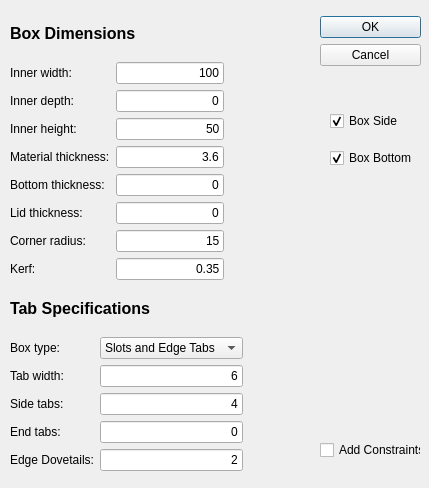
gharley/FreeCAD_Macros, file LivingHingeBox/Macro_LivingHingeBox.ui: the form before one commit.
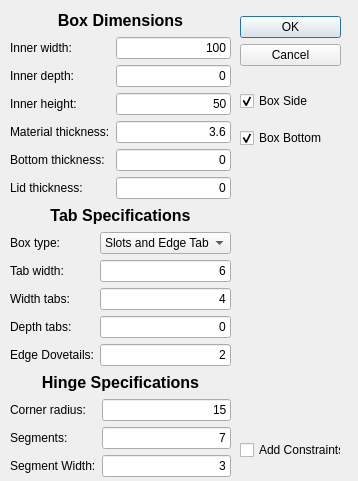
The form after the commit.

Commit message: abandoned attempt to calculate number and size of hinge segments.

The edit to the form file:
```diff
--- a/LivingHingeBox/Macro_LivingHingeBox.ui
+++ b/LivingHingeBox/Macro_LivingHingeBox.ui
@@ -6,8 +6,8 @@
    <rect>
     <x>0</x>
     <y>0</y>
-    <width>429</width>
-    <height>488</height>
+    <width>358</width>
+    <height>481</height>
    </rect>
   </property>
   <property name="windowTitle">
@@ -16,7 +16,7 @@
   <widget class="QDialogButtonBox" name="buttonBox">
    <property name="geometry">
     <rect>
-     <x>320</x>
+     <x>240</x>
      <y>10</y>
      <width>101</width>
      <height>61</height>
@@ -37,15 +37,15 @@
     <rect>
      <x>10</x>
      <y>10</y>
-     <width>301</width>
-     <height>461</height>
+     <width>221</width>
+     <height>472</height>
     </rect>
    </property>
    <layout class="QVBoxLayout" name="verticalLayout">
     <item>
      <widget class="QLabel" name="label">
       <property name="sizePolicy">
-       <sizepolicy hsizetype="Preferred" vsizetype="Preferred">
+       <sizepolicy hsizetype="Preferred" vsizetype="Fixed">
         <horstretch>0</horstretch>
         <verstretch>0</verstretch>
        </sizepolicy>
@@ -60,59 +60,13 @@
       <property name="text">
        <string>Box Dimensions</string>
       </property>
+      <property name="alignment">
+       <set>Qt::AlignCenter</set>
+      </property>
      </widget>
     </item>
     <item>
-     <layout class="QGridLayout" name="gridLayout" columnminimumwidth="100,0,0">
-      <item row="4" column="1">
-       <widget class="QLineEdit" name="bottomThickness">
-        <property name="toolTip">
-         <string>&lt;html&gt;&lt;head/&gt;&lt;body&gt;&lt;p&gt;Only necessary if bottom material is a different thickness than the sides. If set to 0, uses &lt;span style=&quot; font-style:italic;&quot;&gt;material thickness&lt;/span&gt;.&lt;/p&gt;&lt;/body&gt;&lt;/html&gt;</string>
-        </property>
-        <property name="text">
-         <string>0</string>
-        </property>
-        <property name="alignment">
-         <set>Qt::AlignRight|Qt::AlignTrailing|Qt::AlignVCenter</set>
-        </property>
-       </widget>
-      </item>
-      <item row="2" column="0">
-       <widget class="QLabel" name="label_4">
-        <property name="text">
-         <string>Inner height:</string>
-        </property>
-        <property name="scaledContents">
-         <bool>false</bool>
-        </property>
-        <property name="buddy">
-         <cstring>height</cstring>
-        </property>
-       </widget>
-      </item>
-      <item row="5" column="0">
-       <widget class="QLabel" name="label_16">
-        <property name="text">
-         <string>Lid thickness:</string>
-        </property>
-        <property name="buddy">
-         <cstring>lidThickness</cstring>
-        </property>
-       </widget>
-      </item>
-      <item row="5" column="1">
-       <widget class="QLineEdit" name="lidThickness">
-        <property name="toolTip">
-         <string>&lt;html&gt;&lt;head/&gt;&lt;body&gt;&lt;p&gt;Lid thickness is used to specify the distance from the top of the side to the top of the slots (if specified). If set to 0, uses &lt;span style=&quot; font-style:italic;&quot;&gt;material thickness&lt;/span&gt;.&lt;/p&gt;&lt;/body&gt;&lt;/html&gt;</string>
-        </property>
-        <property name="text">
-         <string>0</string>
-        </property>
-        <property name="alignment">
-         <set>Qt::AlignRight|Qt::AlignTrailing|Qt::AlignVCenter</set>
-        </property>
-       </widget>
-      </item>
+     <layout class="QGridLayout" name="gridLayout">
       <item row="1" column="0">
        <widget class="QLabel" name="label_3">
         <property name="text">
@@ -126,17 +80,20 @@
         </property>
        </widget>
       </item>
-      <item row="6" column="1">
-       <widget class="QLineEdit" name="radius">
+      <item row="1" column="1">
+       <widget class="QLineEdit" name="depth">
         <property name="toolTip">
          <string>&lt;html&gt;&lt;head/&gt;&lt;body&gt;&lt;p&gt;The radius of the corners of the box, 15 is a good starting value.  Smaller values have not been tested and could be problematic especially in thicker materials.  Larger values will result on mor hinge segments.&lt;/p&gt;&lt;/body&gt;&lt;/html&gt;</string>
         </property>
         <property name="text">
-         <string>15</string>
+         <string>0</string>
         </property>
         <property name="alignment">
          <set>Qt::AlignRight|Qt::AlignTrailing|Qt::AlignVCenter</set>
         </property>
+        <property name="placeholderText">
+         <string/>
+        </property>
        </widget>
       </item>
       <item row="0" column="0">
@@ -152,6 +109,45 @@
         </property>
        </widget>
       </item>
+      <item row="4" column="1">
+       <widget class="QLineEdit" name="bottomThickness">
+        <property name="toolTip">
+         <string>&lt;html&gt;&lt;head/&gt;&lt;body&gt;&lt;p&gt;Only necessary if bottom material is a different thickness than the sides. If set to 0, uses &lt;span style=&quot; font-style:italic;&quot;&gt;material thickness&lt;/span&gt;.&lt;/p&gt;&lt;/body&gt;&lt;/html&gt;</string>
+        </property>
+        <property name="text">
+         <string>0</string>
+        </property>
+        <property name="alignment">
+         <set>Qt::AlignRight|Qt::AlignTrailing|Qt::AlignVCenter</set>
+        </property>
+       </widget>
+      </item>
+      <item row="5" column="0">
+       <widget class="QLabel" name="label_16">
+        <property name="text">
+         <string>Lid thickness:</string>
+        </property>
+        <property name="buddy">
+         <cstring>lidThickness</cstring>
+        </property>
+       </widget>
+      </item>
+      <item row="3" column="1">
+       <widget class="QLineEdit" name="thickness">
+        <property name="toolTip">
+         <string>&lt;html&gt;&lt;head/&gt;&lt;body&gt;&lt;p&gt;The thickness of the box material, used to calculate tab and slot sizes.&lt;/p&gt;&lt;/body&gt;&lt;/html&gt;</string>
+        </property>
+        <property name="text">
+         <string>3.6</string>
+        </property>
+        <property name="alignment">
+         <set>Qt::AlignRight|Qt::AlignTrailing|Qt::AlignVCenter</set>
+        </property>
+        <property name="placeholderText">
+         <string/>
+        </property>
+       </widget>
+      </item>
       <item row="2" column="1">
        <widget class="QLineEdit" name="height">
         <property name="toolTip">
@@ -168,8 +164,8 @@
         </property>
        </widget>
       </item>
-      <item row="1" column="1">
-       <widget class="QLineEdit" name="depth">
+      <item row="5" column="1">
+       <widget class="QLineEdit" name="lidThickness">
         <property name="toolTip">
          <string>&lt;html&gt;&lt;head/&gt;&lt;body&gt;&lt;p&gt;Inside dimension of the short side of the box.  The outer dimension will vary with material thickness.  If set to 0, uses &lt;span style=&quot; font-style:italic;&quot;&gt;inner width&lt;/span&gt;.&lt;/p&gt;&lt;/body&gt;&lt;/html&gt;</string>
         </property>
@@ -178,48 +174,6 @@
         </property>
         <property name="alignment">
          <set>Qt::AlignRight|Qt::AlignTrailing|Qt::AlignVCenter</set>
-        </property>
-        <property name="placeholderText">
-         <string/>
-        </property>
-       </widget>
-      </item>
-      <item row="3" column="0">
-       <widget class="QLabel" name="label_5">
-        <property name="text">
-         <string>Material thickness:</string>
-        </property>
-        <property name="scaledContents">
-         <bool>false</bool>
-        </property>
-        <property name="buddy">
-         <cstring>thickness</cstring>
-        </property>
-       </widget>
-      </item>
-      <item row="3" column="1">
-       <widget class="QLineEdit" name="thickness">
-        <property name="toolTip">
-         <string>&lt;html&gt;&lt;head/&gt;&lt;body&gt;&lt;p&gt;The thickness of the box material, used to calculate tab and slot sizes.&lt;/p&gt;&lt;/body&gt;&lt;/html&gt;</string>
-        </property>
-        <property name="text">
-         <string>3.6</string>
-        </property>
-        <property name="alignment">
-         <set>Qt::AlignRight|Qt::AlignTrailing|Qt::AlignVCenter</set>
-        </property>
-        <property name="placeholderText">
-         <string/>
-        </property>
-       </widget>
-      </item>
-      <item row="6" column="0">
-       <widget class="QLabel" name="label_17">
-        <property name="text">
-         <string>Corner radius:</string>
-        </property>
-        <property name="buddy">
-         <cstring>radius</cstring>
         </property>
        </widget>
       </item>
@@ -233,19 +187,6 @@
         </property>
        </widget>
       </item>
-      <item row="1" column="2">
-       <spacer name="horizontalSpacer">
-        <property name="orientation">
-         <enum>Qt::Horizontal</enum>
-        </property>
-        <property name="sizeHint" stdset="0">
-         <size>
-          <width>60</width>
-          <height>20</height>
-         </size>
-        </property>
-       </spacer>
-      </item>
       <item row="0" column="1">
        <widget class="QLineEdit" name="width">
         <property name="toolTip">
@@ -262,20 +203,26 @@
         </property>
        </widget>
       </item>
-      <item row="7" column="1">
-       <widget class="QLineEdit" name="kerf">
+      <item row="2" column="0">
+       <widget class="QLabel" name="label_4">
         <property name="text">
-         <string>0.35</string>
+         <string>Inner height:</string>
         </property>
-        <property name="alignment">
-         <set>Qt::AlignRight|Qt::AlignTrailing|Qt::AlignVCenter</set>
+        <property name="scaledContents">
+         <bool>false</bool>
+        </property>
+        <property name="buddy">
+         <cstring>height</cstring>
         </property>
        </widget>
       </item>
-      <item row="7" column="0">
-       <widget class="QLabel" name="label_11">
+      <item row="3" column="0">
+       <widget class="QLabel" name="label_5">
         <property name="text">
-         <string>Kerf:</string>
+         <string>Material thickness:</string>
+        </property>
+        <property name="scaledContents">
+         <bool>false</bool>
         </property>
         <property name="buddy">
          <cstring>kerf</cstring>
@@ -287,7 +234,7 @@
     <item>
      <widget class="QLabel" name="label_6">
       <property name="sizePolicy">
-       <sizepolicy hsizetype="Preferred" vsizetype="Preferred">
+       <sizepolicy hsizetype="Preferred" vsizetype="Fixed">
         <horstretch>0</horstretch>
         <verstretch>0</verstretch>
        </sizepolicy>
@@ -305,23 +252,13 @@
       <property name="text">
        <string>Tab Specifications</string>
       </property>
+      <property name="alignment">
+       <set>Qt::AlignCenter</set>
+      </property>
      </widget>
     </item>
     <item>
-     <layout class="QGridLayout" name="gridLayout_2" rowstretch="0,0,0,0,0,0,0,0,0,0,0,0,0,0,0">
-      <item row="6" column="0">
-       <widget class="QLabel" name="label_10">
-        <property name="text">
-         <string>Tab width:</string>
-        </property>
-        <property name="scaledContents">
-         <bool>false</bool>
-        </property>
-        <property name="buddy">
-         <cstring>tabWidth</cstring>
-        </property>
-       </widget>
-      </item>
+     <layout class="QGridLayout" name="gridLayout_2">
       <item row="1" column="0">
        <widget class="QLabel" name="label_7">
         <property name="text">
@@ -335,6 +272,19 @@
         </property>
        </widget>
       </item>
+      <item row="6" column="0">
+       <widget class="QLabel" name="label_10">
+        <property name="text">
+         <string>Tab width:</string>
+        </property>
+        <property name="scaledContents">
+         <bool>false</bool>
+        </property>
+        <property name="buddy">
+         <cstring>tabWidth</cstring>
+        </property>
+       </widget>
+      </item>
       <item row="13" column="1">
        <widget class="QLineEdit" name="numTabsHeight">
         <property name="toolTip">
@@ -351,57 +301,16 @@
         </property>
        </widget>
       </item>
-      <item row="6" column="2">
-       <spacer name="horizontalSpacer_2">
-        <property name="orientation">
-         <enum>Qt::Horizontal</enum>
-        </property>
-        <property name="sizeHint" stdset="0">
-         <size>
-          <width>60</width>
-          <height>20</height>
-         </size>
-        </property>
-       </spacer>
-      </item>
-      <item row="1" column="1">
-       <widget class="QComboBox" name="tabTypes">
-        <property name="toolTip">
-         <string>&lt;html&gt;&lt;head/&gt;&lt;body&gt;&lt;p&gt;Choose whether the box will have inset slots or edge tabs (or both) on the top and/or bottom.&lt;/p&gt;&lt;/body&gt;&lt;/html&gt;</string>
-        </property>
-        <property name="currentIndex">
-         <number>0</number>
-        </property>
-        <item>
-         <property name="text">
-          <string>Slots and Edge Tabs</string>
-         </property>
-        </item>
-        <item>
-         <property name="text">
-          <string>Slots only</string>
-         </property>
-        </item>
-        <item>
-         <property name="text">
-          <string>Edge Tabs only</string>
-         </property>
-        </item>
-       </widget>
-      </item>
-      <item row="10" column="1">
-       <widget class="QLineEdit" name="numTabsWidth">
-        <property name="toolTip">
-         <string>&lt;html&gt;&lt;head/&gt;&lt;body&gt;&lt;p&gt;The number of tabs to place on the long side of the box.&lt;/p&gt;&lt;/body&gt;&lt;/html&gt;</string>
-        </property>
+      <item row="12" column="0">
+       <widget class="QLabel" name="label_9">
         <property name="text">
-         <string>4</string>
+         <string>Depth tabs:</string>
         </property>
-        <property name="alignment">
-         <set>Qt::AlignRight|Qt::AlignTrailing|Qt::AlignVCenter</set>
+        <property name="scaledContents">
+         <bool>false</bool>
         </property>
-        <property name="placeholderText">
-         <string/>
+        <property name="buddy">
+         <cstring>numTabsDepth</cstring>
         </property>
        </widget>
       </item>
@@ -421,19 +330,6 @@
         </property>
        </widget>
       </item>
-      <item row="13" column="0">
-       <widget class="QLabel" name="label_13">
-        <property name="text">
-         <string>Edge Dovetails:</string>
-        </property>
-        <property name="scaledContents">
-         <bool>false</bool>
-        </property>
-        <property name="buddy">
-         <cstring>numTabsHeight</cstring>
-        </property>
-       </widget>
-      </item>
       <item row="6" column="1">
        <widget class="QLineEdit" name="tabWidth">
         <property name="toolTip">
@@ -453,7 +349,7 @@
       <item row="10" column="0">
        <widget class="QLabel" name="label_8">
         <property name="text">
-         <string>Side tabs:</string>
+         <string>Width tabs:</string>
         </property>
         <property name="scaledContents">
          <bool>false</bool>
@@ -463,16 +359,150 @@
         </property>
        </widget>
       </item>
-      <item row="12" column="0">
-       <widget class="QLabel" name="label_9">
+      <item row="10" column="1">
+       <widget class="QLineEdit" name="numTabsWidth">
+        <property name="toolTip">
+         <string>&lt;html&gt;&lt;head/&gt;&lt;body&gt;&lt;p&gt;The number of tabs to place on the long side of the box.&lt;/p&gt;&lt;/body&gt;&lt;/html&gt;</string>
+        </property>
         <property name="text">
-         <string>End tabs:</string>
+         <string>4</string>
+        </property>
+        <property name="alignment">
+         <set>Qt::AlignRight|Qt::AlignTrailing|Qt::AlignVCenter</set>
+        </property>
+        <property name="placeholderText">
+         <string/>
+        </property>
+       </widget>
+      </item>
+      <item row="13" column="0">
+       <widget class="QLabel" name="label_13">
+        <property name="text">
+         <string>Edge Dovetails:</string>
         </property>
         <property name="scaledContents">
          <bool>false</bool>
         </property>
         <property name="buddy">
-         <cstring>numTabsDepth</cstring>
+         <cstring>numTabsHeight</cstring>
+        </property>
+       </widget>
+      </item>
+      <item row="1" column="1">
+       <widget class="QComboBox" name="tabTypes">
+        <property name="toolTip">
+         <string>&lt;html&gt;&lt;head/&gt;&lt;body&gt;&lt;p&gt;Choose whether the box will have inset slots or edge tabs (or both) on the top and/or bottom.&lt;/p&gt;&lt;/body&gt;&lt;/html&gt;</string>
+        </property>
+        <property name="currentIndex">
+         <number>0</number>
+        </property>
+        <item>
+         <property name="text">
+          <string>Slots and Edge Tabs</string>
+         </property>
+        </item>
+        <item>
+         <property name="text">
+          <string>Slots only</string>
+         </property>
+        </item>
+        <item>
+         <property name="text">
+          <string>Edge Tabs only</string>
+         </property>
+        </item>
+       </widget>
+      </item>
+     </layout>
+    </item>
+    <item>
+     <widget class="QLabel" name="label_12">
+      <property name="sizePolicy">
+       <sizepolicy hsizetype="Preferred" vsizetype="Fixed">
+        <horstretch>0</horstretch>
+        <verstretch>0</verstretch>
+       </sizepolicy>
+      </property>
+      <property name="font">
+       <font>
+        <pointsize>12</pointsize>
+        <weight>75</weight>
+        <bold>true</bold>
+       </font>
+      </property>
+      <property name="lineWidth">
+       <number>2</number>
+      </property>
+      <property name="text">
+       <string>Hinge Specifications</string>
+      </property>
+      <property name="alignment">
+       <set>Qt::AlignCenter</set>
+      </property>
+     </widget>
+    </item>
+    <item>
+     <layout class="QGridLayout" name="gridLayout_3">
+      <item row="4" column="1">
+       <widget class="QLineEdit" name="segmentWidth">
+        <property name="text">
+         <string>3</string>
+        </property>
+        <property name="alignment">
+         <set>Qt::AlignRight|Qt::AlignTrailing|Qt::AlignVCenter</set>
+        </property>
+       </widget>
+      </item>
+      <item row="0" column="1">
+       <widget class="QLineEdit" name="radius">
+        <property name="toolTip">
+         <string>&lt;html&gt;&lt;head/&gt;&lt;body&gt;&lt;p&gt;The radius of the corners of the box, 15 is a good starting value.  Smaller values have not been tested and could be problematic especially in thicker materials.  Larger values will result on mor hinge segments.&lt;/p&gt;&lt;/body&gt;&lt;/html&gt;</string>
+        </property>
+        <property name="text">
+         <string>15</string>
+        </property>
+        <property name="alignment">
+         <set>Qt::AlignRight|Qt::AlignTrailing|Qt::AlignVCenter</set>
+        </property>
+       </widget>
+      </item>
+      <item row="4" column="0">
+       <widget class="QLabel" name="label_18">
+        <property name="text">
+         <string>Segment Width:</string>
+        </property>
+        <property name="buddy">
+         <cstring>segmentWidth</cstring>
+        </property>
+       </widget>
+      </item>
+      <item row="3" column="1">
+       <widget class="QLineEdit" name="numSegments">
+        <property name="text">
+         <string>7</string>
+        </property>
+        <property name="alignment">
+         <set>Qt::AlignRight|Qt::AlignTrailing|Qt::AlignVCenter</set>
+        </property>
+       </widget>
+      </item>
+      <item row="3" column="0">
+       <widget class="QLabel" name="label_14">
+        <property name="text">
+         <string>&lt;html&gt;&lt;head/&gt;&lt;body&gt;&lt;p&gt;Segments:&lt;/p&gt;&lt;/body&gt;&lt;/html&gt;</string>
+        </property>
+        <property name="buddy">
+         <cstring>numSegments</cstring>
+        </property>
+       </widget>
+      </item>
+      <item row="0" column="0">
+       <widget class="QLabel" name="label_17">
+        <property name="text">
+         <string>Corner radius:</string>
+        </property>
+        <property name="buddy">
+         <cstring>radius</cstring>
         </property>
        </widget>
       </item>
@@ -496,8 +526,8 @@
   <widget class="QWidget" name="verticalLayoutWidget_2">
    <property name="geometry">
     <rect>
-     <x>330</x>
-     <y>100</y>
+     <x>240</x>
+     <y>80</y>
      <width>91</width>
      <height>80</height>
     </rect>
@@ -534,7 +564,7 @@
   <widget class="QCheckBox" name="chkConstrain">
    <property name="geometry">
     <rect>
-     <x>320</x>
+     <x>240</x>
      <y>440</y>
      <width>101</width>
      <height>20</height>
```
Left out of the diff: 7 changed lines with no effect on the pictures. The commit also changes 1 other file.
